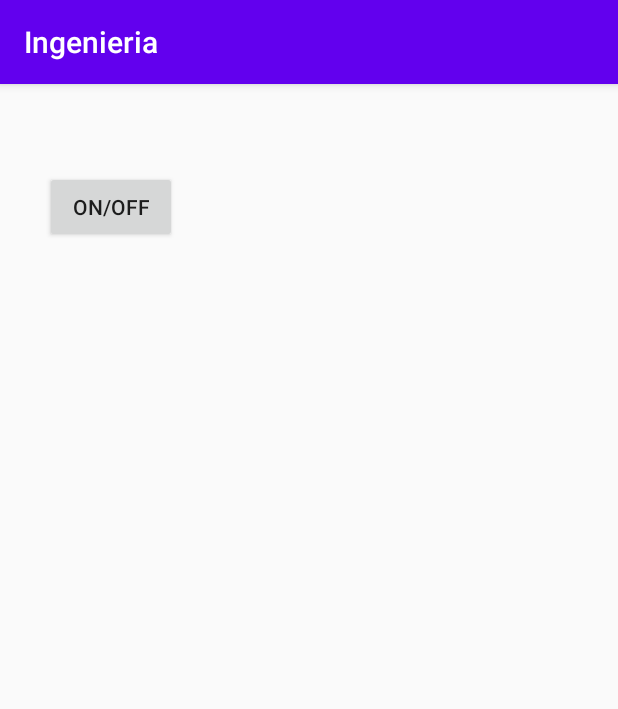
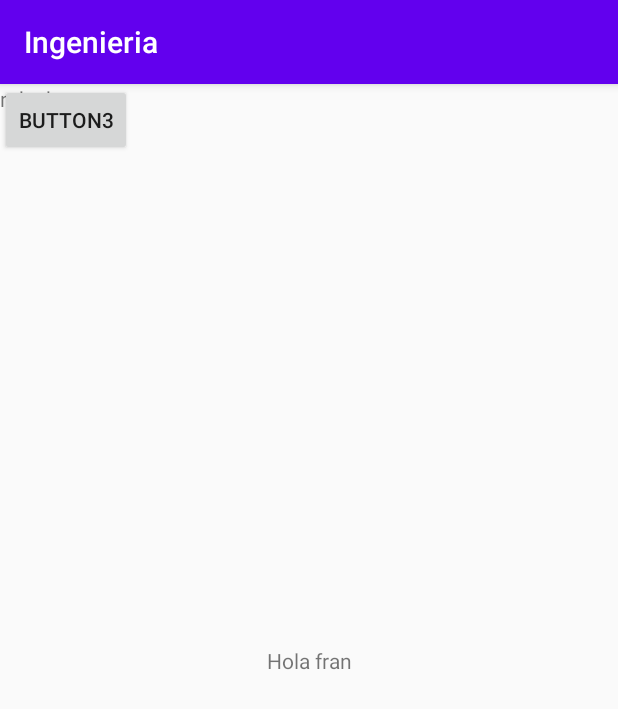
Before and after one commit to franciscoiarussi/Ingenieria, an Android app: the screen it shows after launch (MainActivity), on a phone screen of 412 x 824 dp. Shown: the top 709 px of the screen. Run offline under Robolectric (Android 15) with nearby library versions, the phone set to English and light mode, and no system bars; 2 statements that could not run were skipped.

Commit message:
Puse un boton y editext

```diff
--- a/app/src/main/res/layout/activity_main.xml
+++ b/app/src/main/res/layout/activity_main.xml
@@ -6,15 +6,29 @@
     android:layout_height="match_parent"
     tools:context=".MainActivity">
 
-    <Button
-        android:id="@+id/btnONOFF"
+    <TextView
         android:layout_width="wrap_content"
         android:layout_height="wrap_content"
-        android:text="@string/on_off"
+        android:text="Hola fran"
         app:layout_constraintBottom_toBottomOf="parent"
-        app:layout_constraintEnd_toEndOf="parent"
-        app:layout_constraintHorizontal_bias="0.092"
-        app:layout_constraintStart_toStartOf="parent"
-        app:layout_constraintTop_toTopOf="parent"
-        app:layout_constraintVertical_bias="0.081" />
+        app:layout_constraintLeft_toLeftOf="parent"
+        app:layout_constraintRight_toRightOf="parent"
+        app:layout_constraintTop_toTopOf="parent" />
+
+    <Button
+        android:id="@+id/button2"
+        android:layout_width="wrap_content"
+        android:layout_height="wrap_content"
+        android:text="Button3"
+        tools:layout_editor_absoluteX="213dp"
+        tools:layout_editor_absoluteY="179dp" />
+
+    <TextView
+        android:id="@+id/textView"
+        android:layout_width="wrap_content"
+        android:layout_height="wrap_content"
+        android:text="ndeah"
+        tools:layout_editor_absoluteX="218dp"
+        tools:layout_editor_absoluteY="444dp" />
+
 </androidx.constraintlayout.widget.ConstraintLayout>
```
